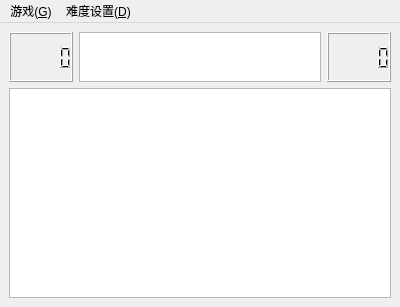
Qt form mainwindow.ui (MCJiu/Minesweeper_GUI) before a commit.
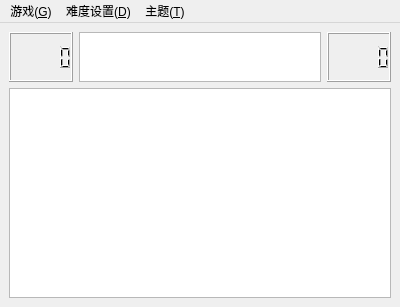
The same form after that commit.

```diff
--- a/mainwindow.ui
+++ b/mainwindow.ui
@@ -91,8 +91,17 @@
     <addaction name="separator"/>
     <addaction name="actionQuit_Q"/>
    </widget>
+   <widget class="QMenu" name="menu_T">
+    <property name="title">
+     <string>主题(&amp;T)</string>
+    </property>
+    <addaction name="actionClassic_C"/>
+    <addaction name="actionDog_D"/>
+    <addaction name="actionPvZ_P"/>
+   </widget>
    <addaction name="menu_G"/>
    <addaction name="menu_D"/>
+   <addaction name="menu_T"/>
   </widget>
   <action name="actionPrimary_P">
    <property name="text">
```
Left out of the diff: 15 changed lines with no effect on the pictures.
